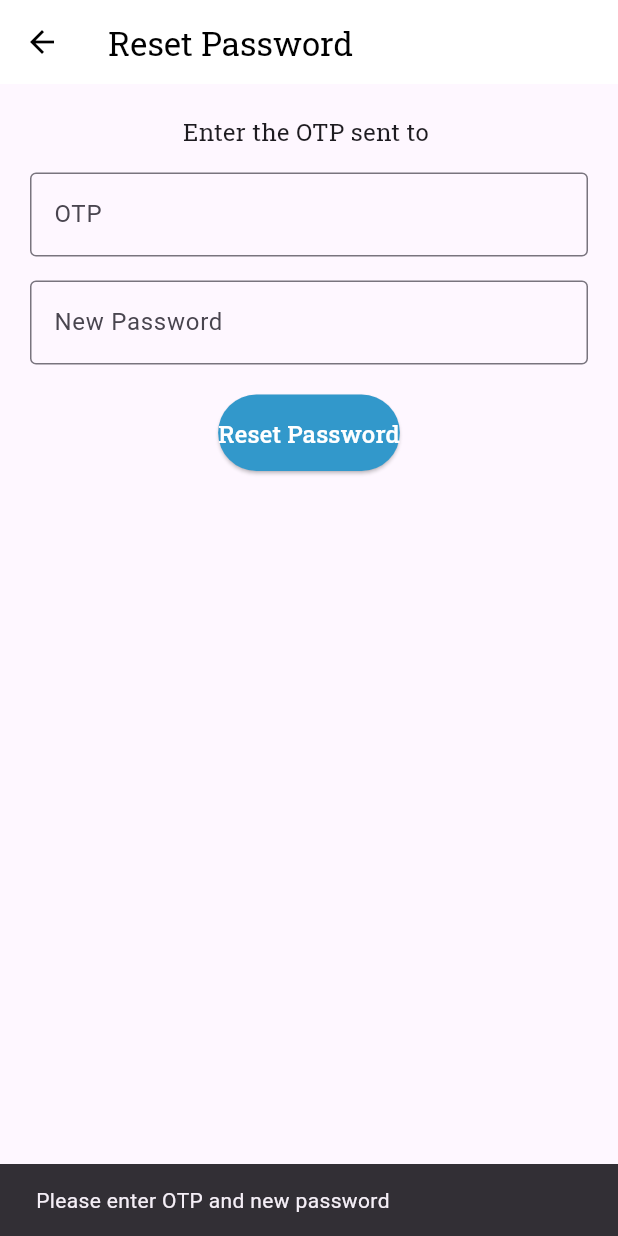
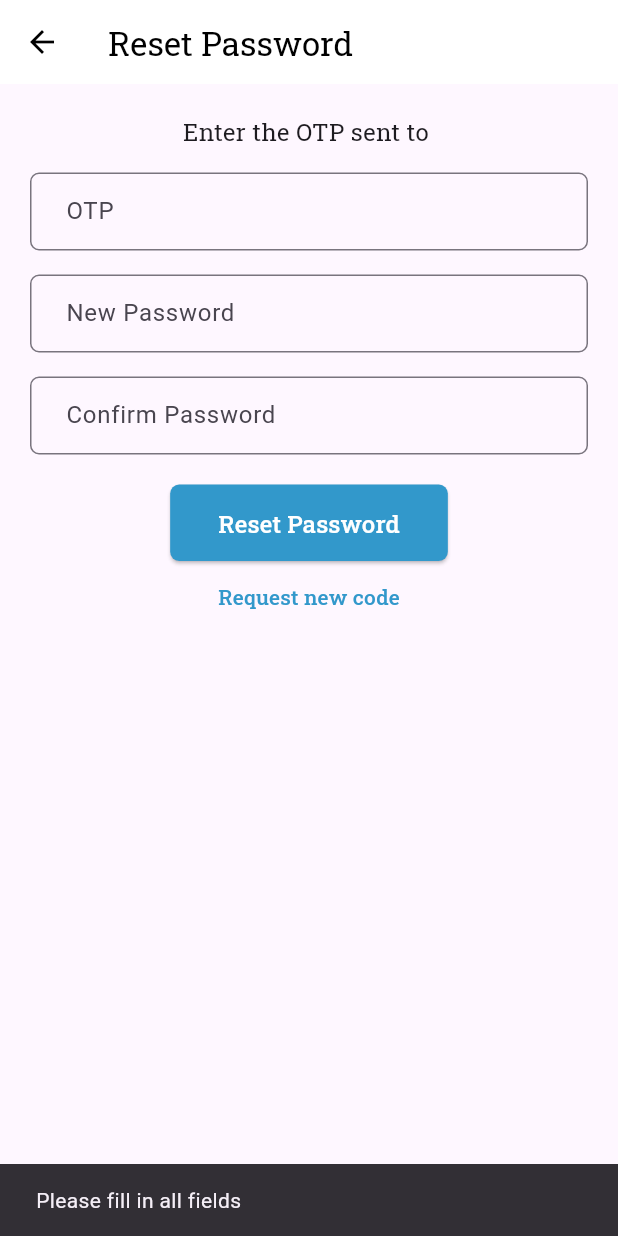
Before and after one commit to userman105/cdl-exam-app-flutter-frontend, a Flutter app: the ResetPasswordScreen screen opened directly with empty values, after a tap on "Reset Password", on a phone screen of 412 x 824 dp. Run offline on Flutter 3.47's test engine with Material 3 defaults, Android fonts, the phone set to English and light mode, and no system bars; our stand-ins replace awesome_snackbar_content, dio, flutter_bloc, flutter_secure_storage, flutter_svg, google_fonts and 3 more; accounts and stored records are empty; project files that could hold a hidden picture were left out.

Commit message:
password recovery flow

```diff
--- a/lib/password_recovery.dart
+++ b/lib/password_recovery.dart
@@ -2,7 +2,7 @@ import 'package:flutter/material.dart';
 import 'package:flutter_bloc/flutter_bloc.dart';
 import 'package:google_fonts/google_fonts.dart';
 import 'blocs/auth_cubit.dart'; // adjust path
-
+import 'password_reset_confirmation.dart';
 /// ================================
 /// Recover Password Screen
 /// ================================
@@ -35,10 +35,6 @@ class _RecoverPasswordScreenState extends State<RecoverPasswordScreen> {
     setState(() => _isLoading = false);
 
     if (result["success"] == true) {
-      ScaffoldMessenger.of(context).showSnackBar(
-        SnackBar(content: Text("OTP sent to $email")),
-      );
-
       Navigator.push(
         context,
         MaterialPageRoute(
@@ -111,15 +107,24 @@ class ResetPasswordScreen extends StatefulWidget {
 class _ResetPasswordScreenState extends State<ResetPasswordScreen> {
   final otpController = TextEditingController();
   final newPasswordController = TextEditingController();
+  final confirmPasswordController = TextEditingController();
   bool _isLoading = false;
 
   Future<void> _resetPassword() async {
     final otp = otpController.text.trim();
     final newPassword = newPasswordController.text.trim();
+    final confirmPassword = confirmPasswordController.text.trim();
 
-    if (otp.isEmpty || newPassword.isEmpty) {
+    if (otp.isEmpty || newPassword.isEmpty || confirmPassword.isEmpty) {
       ScaffoldMessenger.of(context).showSnackBar(
-        const SnackBar(content: Text("Please enter OTP and new password")),
+        const SnackBar(content: Text("Please fill in all fields")),
+      );
+      return;
+    }
+
+    if (newPassword != confirmPassword) {
+      ScaffoldMessenger.of(context).showSnackBar(
+        const SnackBar(content: Text("Passwords do not match")),
       );
       return;
     }
@@ -136,15 +141,26 @@ class _ResetPasswordScreenState extends State<ResetPasswordScreen> {
     setState(() => _isLoading = false);
 
     if (result["success"] == true) {
-      ScaffoldMessenger.of(context).showSnackBar(
-        const SnackBar(content: Text("Password reset successfully!")),
+      Navigator.pushReplacement(
+        context,
+        MaterialPageRoute(builder: (_) => const PasswordResetConfirmationScreen()),
       );
-      Navigator.pop(context); // go back to login
-    } else {
+    }
+    else {
       ScaffoldMessenger.of(context).showSnackBar(
         SnackBar(content: Text(result["error"] ?? "Reset failed")),
       );
     }
+  }
+
+  InputDecoration _inputDecoration(String label) {
+    return InputDecoration(
+      border: OutlineInputBorder(
+        borderRadius: BorderRadius.circular(6), // circular rectangle
+      ),
+      labelText: label,
+      contentPadding: const EdgeInsets.symmetric(horizontal: 20, vertical: 14),
+    );
   }
 
   @override
@@ -164,34 +180,70 @@ class _ResetPasswordScreenState extends State<ResetPasswordScreen> {
               style: GoogleFonts.robotoSlab(fontSize: 16),
             ),
             const SizedBox(height: 16),
+
+            // OTP field
             TextField(
               controller: otpController,
-              decoration: const InputDecoration(
-                border: OutlineInputBorder(),
-                labelText: "OTP",
-              ),
+              decoration: _inputDecoration("OTP"),
             ),
             const SizedBox(height: 16),
+
+            // New password
             TextField(
               controller: newPasswordController,
               obscureText: true,
-              decoration: const InputDecoration(
-                border: OutlineInputBorder(),
-                labelText: "New Password",
-              ),
+              decoration: _inputDecoration("New Password"),
+            ),
+            const SizedBox(height: 16),
+
+            // Confirm password
+            TextField(
+              controller: confirmPasswordController,
+              obscureText: true,
+              decoration: _inputDecoration("Confirm Password"),
             ),
             const SizedBox(height: 20),
+
+            // Reset button
             ElevatedButton(
               onPressed: _isLoading ? null : _resetPassword,
               style: ElevatedButton.styleFrom(
                 backgroundColor: const Color(0xFF3298CB),
                 foregroundColor: Colors.white,
-                padding: const EdgeInsets.symmetric(vertical: 14),
+                padding: const EdgeInsets.symmetric(vertical: 14, horizontal: 32),
+                shape: RoundedRectangleBorder(
+                  borderRadius: BorderRadius.circular(6), // circular rectangle
+                ),
               ),
               child: _isLoading
                   ? const CircularProgressIndicator(color: Colors.white)
                   : Text("Reset Password", style: GoogleFonts.robotoSlab(fontSize: 16)),
             ),
+            TextButton(
+              onPressed: () async {
+                final authCubit = context.read<AuthCubit>();
+                final result = await authCubit.requestPasswordReset(widget.email);
+
+                if (result["success"] == true) {
+                  ScaffoldMessenger.of(context).showSnackBar(
+                    SnackBar(content: Text("New OTP sent to ${widget.email}")),
+                  );
+                } else {
+                  ScaffoldMessenger.of(context).showSnackBar(
+                    SnackBar(content: Text(result["error"] ?? "Failed to send new OTP")),
+                  );
+                }
+              },
+              child: Text(
+                "Request new code",
+                style: GoogleFonts.robotoSlab(
+                  fontSize: 14,
+                  color: const Color(0xFF3298CB),
+                  fontWeight: FontWeight.w500,
+                ),
+              ),
+            ),
+            const SizedBox(height: 16),
           ],
         ),
       ),
--- a/pubspec.yaml
+++ b/pubspec.yaml
@@ -82,6 +82,9 @@ flutter:
     - assets/icons/gear.svg
     - assets/icons/logout.svg
     - assets/icons/hex.svg
+    - assets/images/password_reset_spalsh.png
+    - assets/images/password_resets_ok.png
+
   # The following line ensures that the Material Icons font is
   # included with your application, so that you can use the icons in
   # the material Icons class.
```
Also changed, not shown: lib/password_reset_confirmation.dart (added, +73 -0 lines), assets/images/password_reset_spalsh.png (added), assets/images/password_resets_ok.png (added).
